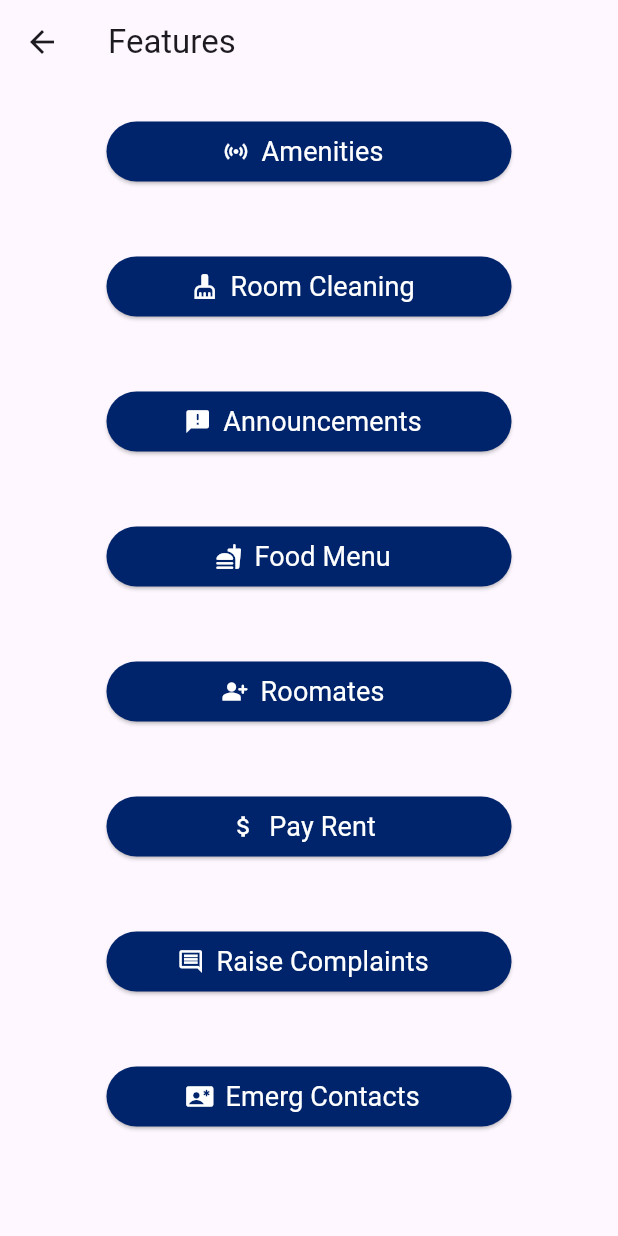
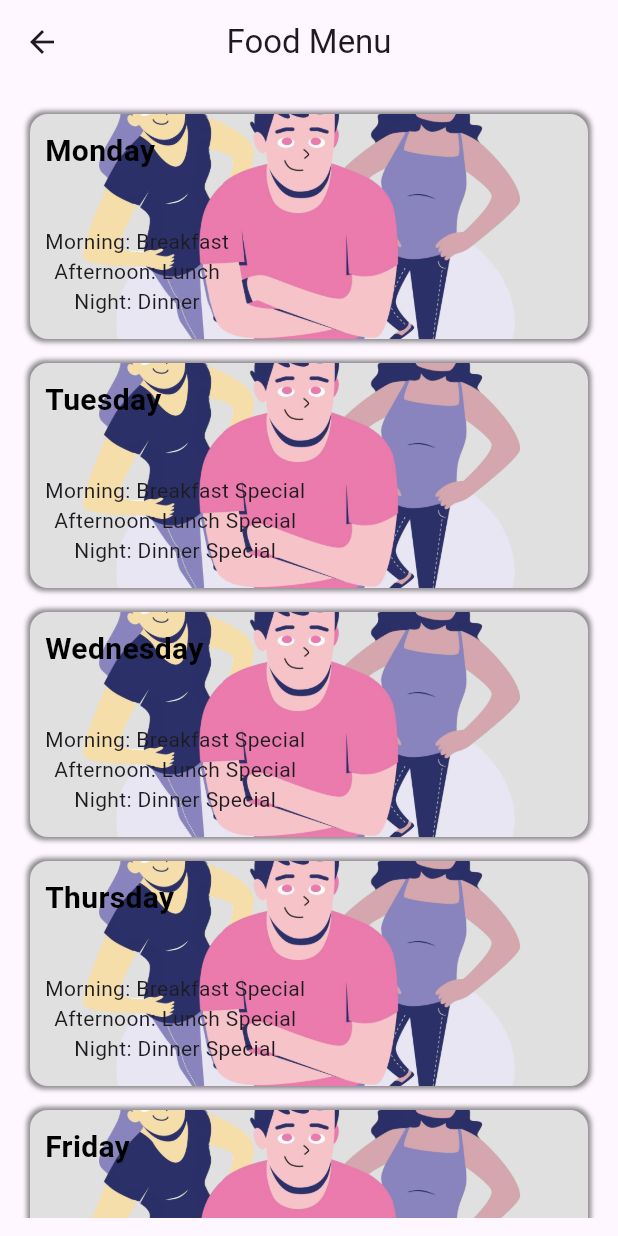
Before and after one commit to Toxic-Whitelgnd/pg-mobile-app, a Flutter app: the ViewAllPage screen opened directly, after a tap on "Food Menu", on a phone screen of 412 x 824 dp. Run offline on Flutter 3.47's test engine with Material 3 defaults, Android fonts, the phone set to English and light mode, and no system bars; our stand-ins replace image_picker, modal_progress_hud_nsn; missing offline and left inert: bson, dart:ffi, mongo_dart.

Commit message:
Added the room cleaning, food menu

```diff
--- a/lib/features/admin/presentation/Admin_Page.dart
+++ b/lib/features/admin/presentation/Admin_Page.dart
@@ -1,5 +1,6 @@
 import 'package:flutter/cupertino.dart';
 import 'package:flutter/material.dart';
+import 'package:pgapp/features/admin/presentation/ClientHistory_Page.dart';
 
 import '../../../core/constants/constants.dart';
 import '../../amenitites/presentation/Amenities_Page.dart';
@@ -37,6 +38,10 @@ class _AdminScreenState extends State<AdminScreen> {
             Navigator.push(context, MaterialPageRoute(builder: (context)=> const AdminClientViewScreen()));
           },50),
           SH10,
+          HomePageUsage("History", Icons.history, (){
+            Navigator.push(context, MaterialPageRoute(builder: (context)=> const ClientHistoryScreen()));
+          },50),
+          SH10,
         ],
       ),
     );
--- /dev/null
+++ b/lib/features/food/model/FoodMenuModel.dart
@@ -0,0 +1,35 @@
+class FoodMenu {
+  late String day;
+  late String session1;
+  late String session2;
+  late String session3;
+  late String img;
+
+
+
+  // Constructor
+  FoodMenu({
+    required this.day,
+    required this.session1,
+    required this.session2,
+    required this.session3,
+    required this.img,
+  });
+
+  @override
+  String toString() {
+    return 'FoodMenu{day: $day, session1: $session1, session2: $session2, session3: $session3, img: $img}';
+  }
+
+
+
+  Map<String, dynamic> toMap() {
+    return {
+      'day': this.day,
+      'session1': this.session1,
+      'session2': this.session2,
+      'session3': this.session3,
+      'img': this.img,
+    };
+  }
+}
--- /dev/null
+++ b/lib/features/food/model/FoodModel.dart
@@ -0,0 +1,16 @@
+import 'FoodMenuModel.dart';
+
+class Food{
+  List<FoodMenu> foodmenus = [];
+
+  Food();
+
+  void addToMenu(FoodMenu f){
+    foodmenus.add(f);
+  }
+
+  List<FoodMenu> getMenus(){
+    return foodmenus;
+  }
+
+}
--- /dev/null
+++ b/lib/features/food/presentation/FoodMenu_page.dart
@@ -0,0 +1,96 @@
+import 'package:flutter/cupertino.dart';
+import 'package:flutter/material.dart';
+import 'package:flutter/widgets.dart';
+import 'package:pgapp/features/food/model/FoodMenuModel.dart';
+import 'package:pgapp/features/food/model/FoodModel.dart';
+
+import '../../../core/constants/constants.dart';
+import '../utils/FoodMenuUtils.dart';
+
+class FoodMenuScreen extends StatefulWidget {
+  const FoodMenuScreen({super.key});
+
+  @override
+  State<FoodMenuScreen> createState() => _FoodMenuScreenState();
+}
+
+class _FoodMenuScreenState extends State<FoodMenuScreen> {
+  List<FoodMenu>? details;
+
+  final Food _f1 = Food();
+
+  @override
+  void initState() {
+    super.initState();
+
+    FoodMenu mondayMenu = FoodMenu(
+      day: 'Monday',
+      session1: 'Breakfast',
+      session2: 'Lunch',
+      session3: 'Dinner',
+      img: '$IMG_DIR/homeimg1.png',
+    );
+
+    FoodMenu tuesdayMenu = FoodMenu(
+      day: 'Tuesday',
+      session1: 'Breakfast Special',
+      session2: 'Lunch Special',
+      session3: 'Dinner Special',
+      img: '$IMG_DIR/homeimg1.png',
+    );
+
+    FoodMenu wednesdayMenu = FoodMenu(
+      day: 'Wednesday',
+      session1: 'Breakfast Special',
+      session2: 'Lunch Special',
+      session3: 'Dinner Special',
+      img: '$IMG_DIR/homeimg1.png',
+    );
+    FoodMenu thursdayMenu = FoodMenu(
+      day: 'Thursday',
+      session1: 'Breakfast Special',
+      session2: 'Lunch Special',
+      session3: 'Dinner Special',
+      img: '$IMG_DIR/homeimg1.png',
+    );
+
+    FoodMenu fridayMenu = FoodMenu(
+      day: 'Friday',
+      session1: 'Breakfast Special',
+      session2: 'Lunch Special',
+      session3: 'Dinner Special',
+      img: '$IMG_DIR/homeimg1.png',
+    );
+
+
+    _f1.addToMenu(mondayMenu);
+    _f1.addToMenu(tuesdayMenu);
+    _f1.addToMenu(wednesdayMenu);
+    _f1.addToMenu(thursdayMenu);
+    _f1.addToMenu(fridayMenu);
+
+    details = _f1.getMenus();
+  }
+
+  @override
+  Widget build(BuildContext context) {
+    return Scaffold(
+      appBar: AppBar(
+        title: Text("Food Menu"),
+        centerTitle: true,
+      ),
+      body: Padding(
+          padding: EdgeInsets.all(12),
+          child: details != null
+              ? ListView.builder(
+                  itemCount: details!.length,
+                  itemBuilder: (context, index) {
+                    FoodMenu item = details![index];
+                    return MenuCard(item);
+                  })
+              : Text("No Menus found")),
+    );
+  }
+
+
+}
--- /dev/null
+++ b/lib/features/food/utils/FoodMenuUtils.dart
@@ -0,0 +1,59 @@
+import 'package:flutter/cupertino.dart';
+import 'package:flutter/material.dart';
+
+import '../model/FoodMenuModel.dart';
+
+Padding MenuCard(FoodMenu f) {
+  return Padding(
+    padding: const EdgeInsets.all(8.0),
+    child: Stack(
+      alignment: Alignment.center,
+      children: [
+        Container(
+          width: double.infinity,
+          height: 150,
+          decoration: BoxDecoration(
+              color: Colors.grey[300],
+              borderRadius: BorderRadius.circular(12),
+              boxShadow: const [
+                BoxShadow(
+                  blurRadius: 2,
+                  spreadRadius: 2,
+                  color: Colors.black45,
+                )
+              ]),
+          child: Image.asset(
+            f.img, // Replace with your image path
+            fit: BoxFit.cover,
+          ),
+        ),
+        Positioned(
+          top: 10,
+          left: 10,
+          child: Text(
+            f.day,
+            style: const TextStyle(
+              color: Colors.black,
+              fontWeight: FontWeight.bold,
+              fontSize: 20,
+            ),
+          ),
+        ),
+        SizedBox(height: 10),
+        Positioned(
+          top: 75,
+          left: 10,
+          child: Column(
+            mainAxisAlignment: MainAxisAlignment.start,
+            children: [
+              Text('Morning: ${f.session1}'),
+              Text('Afternoon: ${f.session2}'),
+              Text('Night: ${f.session3}'),
+            ],
+          ),
+        ),
+        SizedBox(height: 5),
+      ],
+    ),
+  );
+}
--- a/lib/features/home/presentation/Home_page.dart
+++ b/lib/features/home/presentation/Home_page.dart
@@ -29,7 +29,7 @@ class HomeScreen extends StatelessWidget {
           crossAxisAlignment: CrossAxisAlignment.start,
           children: [
             HomePageBox1Implementation(context),
-            HomePageBox2Implementation(),
+            HomePageBox2Implementation(context),
             HomePageOtherHeading(context),
             HomePageOtherthings(context),
           ],
--- a/lib/features/home/presentation/View_page.dart
+++ b/lib/features/home/presentation/View_page.dart
@@ -3,9 +3,11 @@ import 'package:flutter/material.dart';
 import 'package:pgapp/core/constants/constants.dart';
 import 'package:pgapp/features/complaints/presentation/ComplaintScreen.dart';
 import 'package:pgapp/features/home/presentation/widgets/HomePageWidgets.dart';
+import 'package:pgapp/features/roomcleaning/presentation/RoomCleaning_Page.dart';
 
 import '../../admin/presentation/AdminRoomClient_Page.dart';
 import '../../amenitites/presentation/Amenities_Page.dart';
+import '../../food/presentation/FoodMenu_page.dart';
 import '../model/HomePageModel.dart';
 
 class ViewAllPage extends StatelessWidget {
@@ -25,7 +27,7 @@ class ViewAllPage extends StatelessWidget {
         name: "Room Cleaning",
         icon: Icons.cleaning_services,
         onPressed: () {
-          print("navigate to cleaning service");
+          Navigator.push(context, MaterialPageRoute(builder: (context) => RoomCleaningScreen()));
         },
       ),
 
@@ -40,7 +42,7 @@ class ViewAllPage extends StatelessWidget {
         name: "Food Menu",
         icon: Icons.fastfood_rounded,
         onPressed: () {
-          print("navigate to cleaning service");
+          Navigator.push(context, MaterialPageRoute(builder: (context)=> FoodMenuScreen()));
         },
       ),
       HomePageItem(
--- a/lib/main.dart
+++ b/lib/main.dart
@@ -27,7 +27,4 @@ class MyApp extends StatelessWidget {
   }
 }
 
-// TODO: Roomates, from admin page -> floor , roomno , bed 1,2,3 , name , adhar, mobile, bloodgrp ,
-//  TODO: address, dob, image, adharimage, sharing, starting, ending, rent as list [paid this month, not paid]
-//TODO: display to the client
-//TODO: DB--> Rooms (coll) -> floor,roomno, sharing, person -> as list relation 1 - many
+// TODO: Admin Page for room cleaning , food menu
--- a/pubspec.yaml
+++ b/pubspec.yaml
@@ -38,6 +38,7 @@ dependencies:
   mongo_dart: ^0.10.3
   image_picker: ^1.1.2
   modal_progress_hud_nsn: ^0.5.0
+  intl: ^0.20.0
 
 dev_dependencies:
   flutter_test:
@@ -65,6 +66,8 @@ flutter:
      - lib/core/assets/images/homeimg1.png
      - lib/core/assets/images/homeimg2.png
      - lib/core/assets/images/homeimg3.png
+     - lib/core/assets/images/nocleaning.png
+     - lib/core/assets/images/cleaning.png
 
   # An image asset can refer to one or more resolution-specific "variants", see
   # https://flutter.dev/assets-and-images/#resolution-aware
```
Also changed, not shown: lib/features/admin/presentation/ClientHistory_Page.dart (added, +222 -0 lines), lib/features/home/presentation/widgets/HomePageWidgets.dart (+5 -3 lines), lib/features/roomcleaning/model/RoomCleanServiceModel.dart (added, +42 -0 lines), lib/features/roomcleaning/model/RoomCleaningModel.dart (added, +21 -0 lines), lib/features/roomcleaning/presentation/RoomCleaning_Page.dart (added, +138 -0 lines), lib/services/MongoDB.dart (+10 -0 lines), pubspec.lock.
